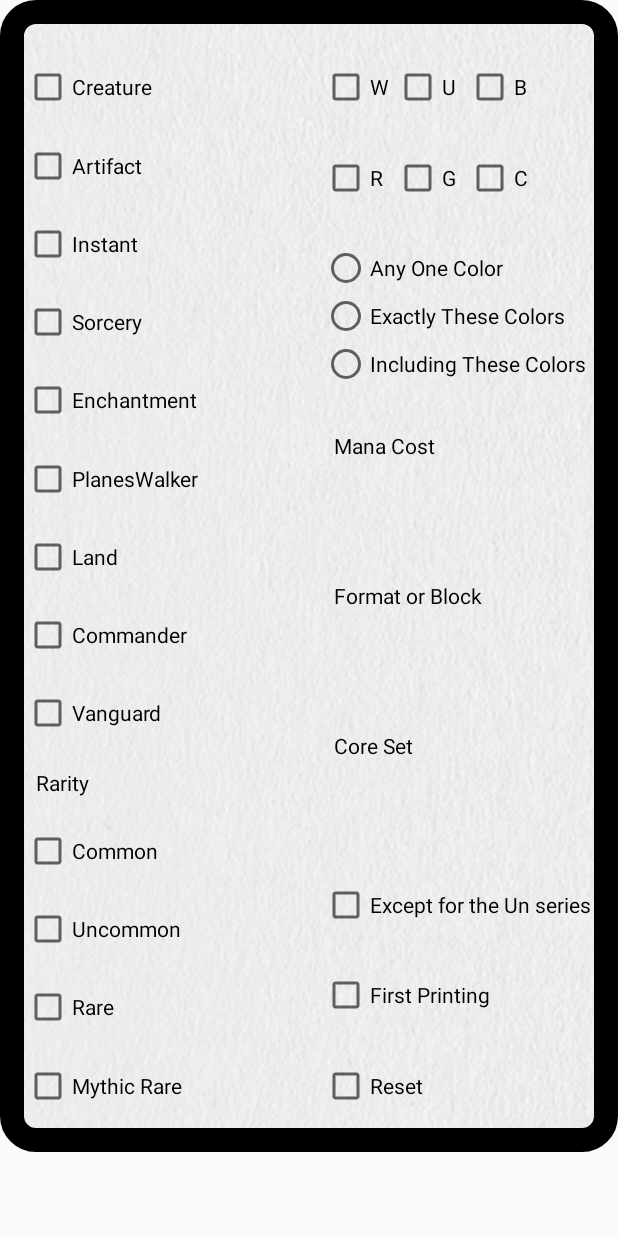
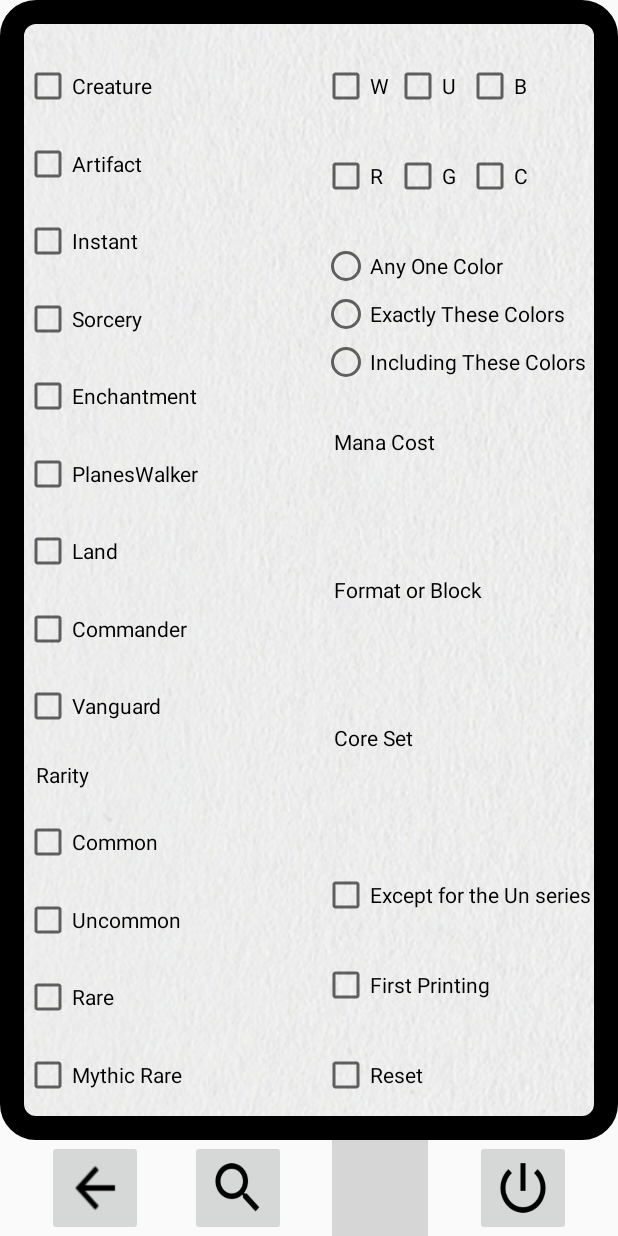
Before and after one commit to chikaharu11/MTG_Random_Card_Search, an Android app: the layout activity_main.xml on its own in the app's theme, with its tools: preview values and no code run, on a phone screen of 412 x 824 dp. Run offline under Robolectric (Android 15) with nearby library versions, the phone set to English and light mode, and no system bars; grey boxes are pictures that could not be loaded.

Commit message:
add imageButton test

```diff
--- a/app/src/main/res/layout/activity_main.xml
+++ b/app/src/main/res/layout/activity_main.xml
@@ -11,11 +11,11 @@
         android:layout_width="match_parent"
         android:layout_height="0dp"
         android:visibility="invisible"
-        app:layout_constraintBottom_toTopOf="@+id/toolbar"
+        app:layout_constraintBottom_toTopOf="@+id/imageButton"
         app:layout_constraintEnd_toEndOf="parent"
         app:layout_constraintStart_toStartOf="parent"
         app:layout_constraintTop_toTopOf="parent"
-        tools:ignore="MissingConstraints" >
+        tools:ignore="MissingConstraints">
 
     </WebView>
 
@@ -24,7 +24,7 @@
         android:layout_width="match_parent"
         android:layout_height="0dp"
         android:visibility="invisible"
-        app:layout_constraintBottom_toTopOf="@+id/toolbar"
+        app:layout_constraintBottom_toTopOf="@+id/imageButton"
         app:layout_constraintEnd_toEndOf="parent"
         app:layout_constraintStart_toStartOf="parent"
         app:layout_constraintTop_toTopOf="parent"
@@ -35,7 +35,7 @@
         android:layout_width="match_parent"
         android:layout_height="0dp"
         android:visibility="invisible"
-        app:layout_constraintBottom_toTopOf="@+id/toolbar"
+        app:layout_constraintBottom_toTopOf="@+id/imageButton"
         app:layout_constraintEnd_toEndOf="parent"
         app:layout_constraintStart_toStartOf="parent"
         app:layout_constraintTop_toTopOf="parent"
@@ -431,15 +431,57 @@
 
     </androidx.constraintlayout.widget.ConstraintLayout>
 
-    <androidx.appcompat.widget.Toolbar
-        android:id="@+id/toolbar"
-        android:layout_width="0dp"
-        android:layout_height="wrap_content"
-        android:layout_marginEnd="16dp"
-        android:theme="@style/Toolbar"
+    <ImageButton
+        android:id="@+id/imageButton"
+        android:layout_width="64dp"
+        android:layout_height="64dp"
         app:layout_constraintBottom_toBottomOf="parent"
+        app:layout_constraintEnd_toStartOf="@+id/imageButton2"
+        app:layout_constraintHorizontal_bias="0.5"
+        app:layout_constraintStart_toStartOf="parent"
+        app:layout_constraintTop_toBottomOf="@+id/webView"
+        android:scaleType="fitXY"
+        app:srcCompat="@drawable/arrowleft"
+        tools:ignore="ContentDescription,MissingConstraints" />
+
+    <ImageButton
+        android:id="@+id/imageButton2"
+        android:layout_width="64dp"
+        android:layout_height="64dp"
+        app:layout_constraintEnd_toStartOf="@+id/imageButton3"
+        app:layout_constraintHorizontal_bias="0.5"
+        app:layout_constraintStart_toEndOf="@+id/imageButton"
+        app:layout_constraintTop_toTopOf="@+id/imageButton"
+        app:layout_constraintBottom_toBottomOf="@id/imageButton"
+        android:scaleType="fitXY"
+        app:srcCompat="@drawable/outline_search_black_48dp"
+        tools:ignore="ContentDescription,MissingConstraints" />
+
+    <ImageButton
+        android:id="@+id/imageButton3"
+        android:layout_width="64dp"
+        android:layout_height="64dp"
+        app:layout_constraintEnd_toStartOf="@+id/imageButton4"
+        app:layout_constraintHorizontal_bias="0.5"
+        app:layout_constraintStart_toEndOf="@+id/imageButton2"
+        app:layout_constraintTop_toTopOf="@+id/imageButton"
+        app:layout_constraintBottom_toBottomOf="@id/imageButton"
+        android:scaleType="fitXY"
+        app:srcCompat="@drawable/outline_feed_black_48dp"
+        tools:ignore="ContentDescription,MissingConstraints" />
+
+    <ImageButton
+        android:id="@+id/imageButton4"
+        android:layout_width="64dp"
+        android:layout_height="64dp"
         app:layout_constraintEnd_toEndOf="parent"
-        tools:ignore="MissingConstraints,RtlSymmetry" />
+        app:layout_constraintHorizontal_bias="0.5"
+        app:layout_constraintStart_toEndOf="@+id/imageButton3"
+        app:layout_constraintTop_toTopOf="@+id/imageButton"
+        app:layout_constraintBottom_toBottomOf="@id/imageButton"
+        android:scaleType="fitXY"
+        app:srcCompat="@drawable/outline_power_settings_new_black_48dp"
+        tools:ignore="ContentDescription,MissingConstraints" />
 
 
 </androidx.constraintlayout.widget.ConstraintLayout>
```
Also changed, not shown: app/src/main/java/jp/chikaharu11/mtg_random_card_search/MainActivity.kt (+134 -154 lines), app/src/main/res/menu/menu_item.xml (deleted, +0 -38 lines).
